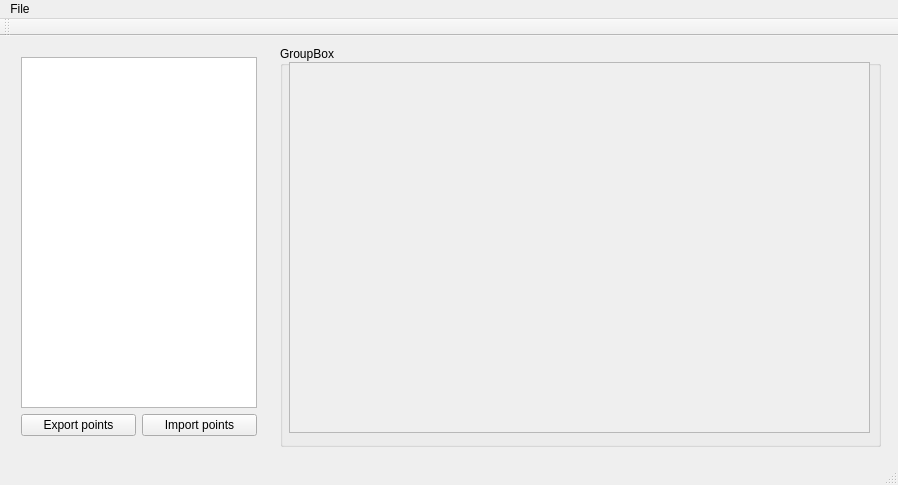
This is EditorGui/EditorGui.ui in Venthe/Warsaw-University-of-Technology-Projects as Qt 5 draws it before an edit. The edited form follows.
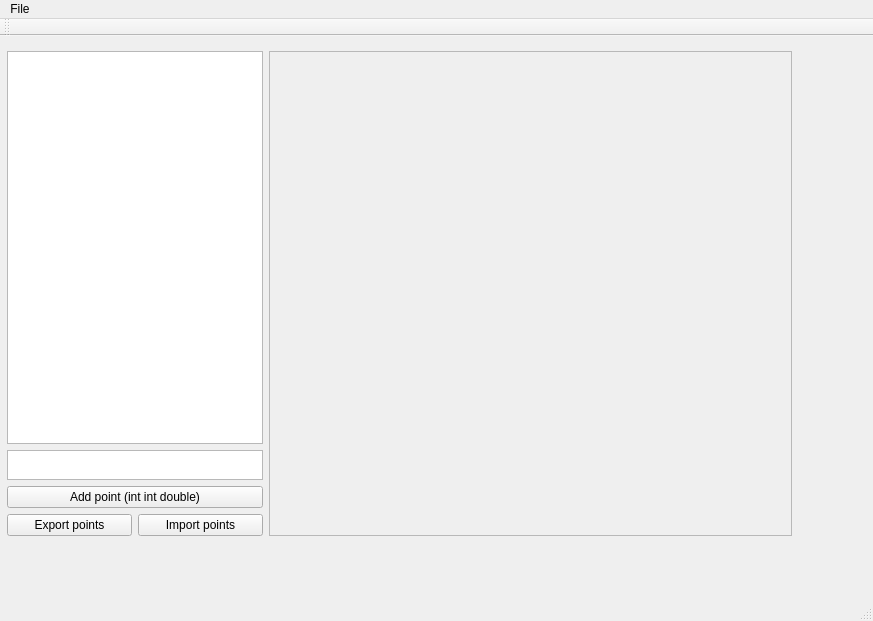
This is the edited form. Custom widgets are drawn as their Qt base class.

Patch:
```diff
--- a/EditorGui/EditorGui.ui
+++ b/EditorGui/EditorGui.ui
@@ -6,81 +6,126 @@
    <rect>
     <x>0</x>
     <y>0</y>
-    <width>898</width>
-    <height>485</height>
+    <width>873</width>
+    <height>621</height>
    </rect>
   </property>
   <property name="windowTitle">
    <string>EditorGui</string>
   </property>
   <widget class="QWidget" name="centralWidget">
-   <widget class="QGroupBox" name="groupBox">
+   <property name="sizePolicy">
+    <sizepolicy hsizetype="MinimumExpanding" vsizetype="MinimumExpanding">
+     <horstretch>0</horstretch>
+     <verstretch>0</verstretch>
+    </sizepolicy>
+   </property>
+   <widget class="QWidget" name="gridLayoutWidget">
     <property name="geometry">
      <rect>
-      <x>280</x>
-      <y>10</y>
-      <width>601</width>
-      <height>401</height>
+      <x>4</x>
+      <y>12</y>
+      <width>791</width>
+      <height>491</height>
      </rect>
     </property>
-    <property name="title">
-     <string>GroupBox</string>
-    </property>
-    <widget class="QScrollArea" name="scrollArea">
-     <property name="geometry">
-      <rect>
-       <x>9</x>
-       <y>16</y>
-       <width>581</width>
-       <height>371</height>
-      </rect>
+    <layout class="QGridLayout" name="mainGrid" columnstretch="0,1">
+     <property name="sizeConstraint">
+      <enum>QLayout::SetMaximumSize</enum>
      </property>
-     <property name="widgetResizable">
-      <bool>true</bool>
+     <property name="leftMargin">
+      <number>3</number>
      </property>
-     <widget class="DrawingArea" name="drawingArea">
-      <property name="geometry">
-       <rect>
-        <x>0</x>
-        <y>0</y>
-        <width>579</width>
-        <height>369</height>
-       </rect>
-      </property>
-     </widget>
-    </widget>
-   </widget>
-   <widget class="QWidget" name="verticalLayoutWidget">
-    <property name="geometry">
-     <rect>
-      <x>10</x>
-      <y>10</y>
-      <width>258</width>
-      <height>401</height>
-     </rect>
-    </property>
-    <layout class="QVBoxLayout" name="verticalLayout">
-     <item>
-      <widget class="QTableView" name="pointsList"/>
-     </item>
-     <item>
-      <layout class="QHBoxLayout" name="horizontalLayout">
+     <property name="topMargin">
+      <number>3</number>
+     </property>
+     <property name="rightMargin">
+      <number>3</number>
+     </property>
+     <property name="bottomMargin">
+      <number>3</number>
+     </property>
+     <item row="0" column="0">
+      <layout class="QVBoxLayout" name="verticalLayout">
+       <property name="sizeConstraint">
+        <enum>QLayout::SetFixedSize</enum>
+       </property>
        <item>
-        <widget class="QPushButton" name="exportPointsButton">
-         <property name="text">
-          <string>Export points</string>
+        <widget class="QTableWidget" name="pointsList">
+         <property name="sizePolicy">
+          <sizepolicy hsizetype="MinimumExpanding" vsizetype="MinimumExpanding">
+           <horstretch>0</horstretch>
+           <verstretch>0</verstretch>
+          </sizepolicy>
          </property>
         </widget>
        </item>
        <item>
-        <widget class="QPushButton" name="importPointsButton">
+        <widget class="QPlainTextEdit" name="newPointText">
+         <property name="maximumSize">
+          <size>
+           <width>16777215</width>
+           <height>30</height>
+          </size>
+         </property>
+        </widget>
+       </item>
+       <item>
+        <widget class="QPushButton" name="addPointButton">
          <property name="text">
-          <string>Import points</string>
+          <string>Add point (int int double)</string>
          </property>
         </widget>
        </item>
+       <item>
+        <layout class="QHBoxLayout" name="horizontalLayout">
+         <item>
+          <widget class="QPushButton" name="exportPointsButton">
+           <property name="text">
+            <string>Export points</string>
+           </property>
+          </widget>
+         </item>
+         <item>
+          <widget class="QPushButton" name="importPointsButton">
+           <property name="text">
+            <string>Import points</string>
+           </property>
+          </widget>
+         </item>
+        </layout>
+       </item>
       </layout>
      </item>
+     <item row="0" column="1">
+      <widget class="QScrollArea" name="scrollArea">
+       <property name="sizePolicy">
+        <sizepolicy hsizetype="MinimumExpanding" vsizetype="MinimumExpanding">
+         <horstretch>0</horstretch>
+         <verstretch>0</verstretch>
+        </sizepolicy>
+       </property>
+       <property name="widgetResizable">
+        <bool>true</bool>
+       </property>
+       <widget class="DrawingArea" name="drawingArea">
+        <property name="geometry">
+         <rect>
+          <x>0</x>
+          <y>0</y>
+          <width>518</width>
+          <height>483</height>
+         </rect>
+        </property>
+        <property name="sizePolicy">
+         <sizepolicy hsizetype="MinimumExpanding" vsizetype="MinimumExpanding">
+          <horstretch>0</horstretch>
+          <verstretch>0</verstretch>
+         </sizepolicy>
+        </property>
+       </widget>
+      </widget>
+     </item>
     </layout>
    </widget>
   </widget>
@@ -89,7 +134,7 @@
     <rect>
      <x>0</x>
      <y>0</y>
-     <width>898</width>
+     <width>873</width>
      <height>26</height>
     </rect>
    </property>
```
